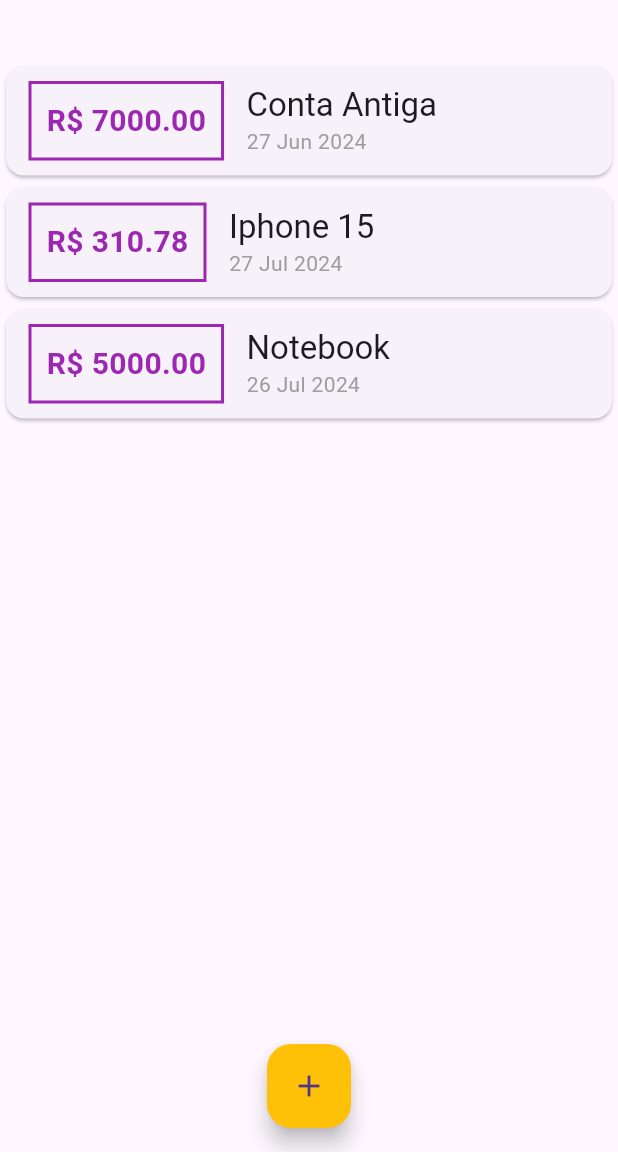
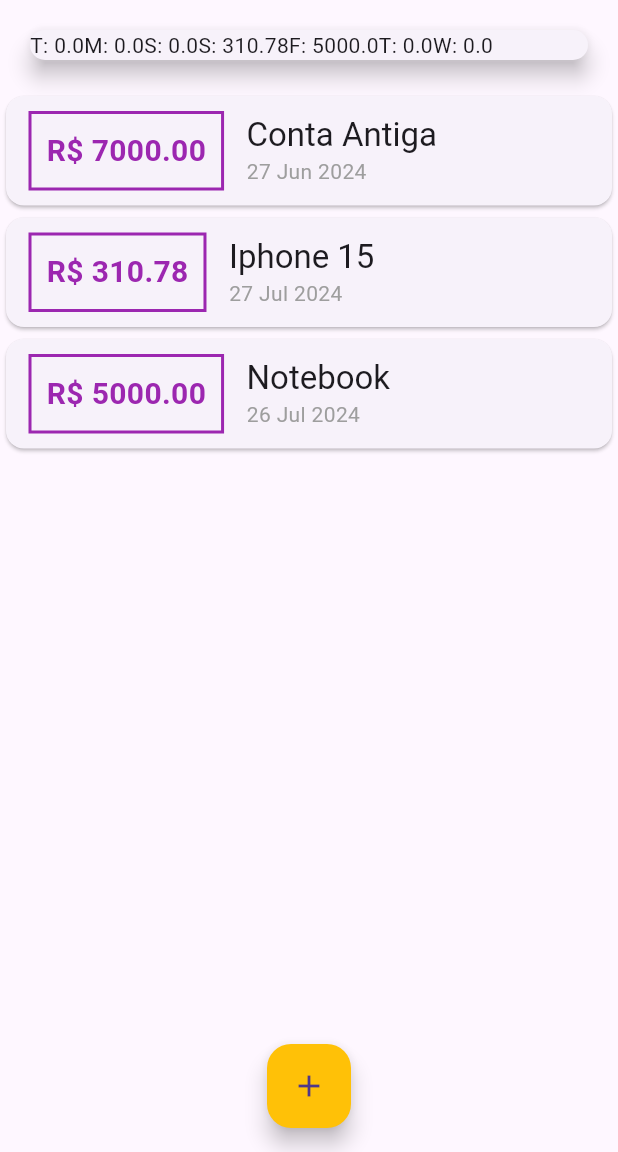
Before and after one commit to luisgs7/expenses-flutter-app, a Flutter app: the screen it shows after launch, on a phone screen of 412 x 824 dp, the part 84-1236 px from its top. Run offline on Flutter 3.47's test engine with Material 3 defaults, Android fonts, the phone set to English and light mode, and no system bars.

```diff
--- a/lib/components/chart.dart
+++ b/lib/components/chart.dart
@@ -44,7 +44,9 @@ class Chart extends StatelessWidget {
       elevation: 6,
       margin: EdgeInsets.all(20),
       child: Row(
-        children: [],
+        children: groupedTransactions.map((tr) {
+          return Text('${tr['day']}: ${tr['value']}');
+        }).toList(),
       ),
     );
   }
```
